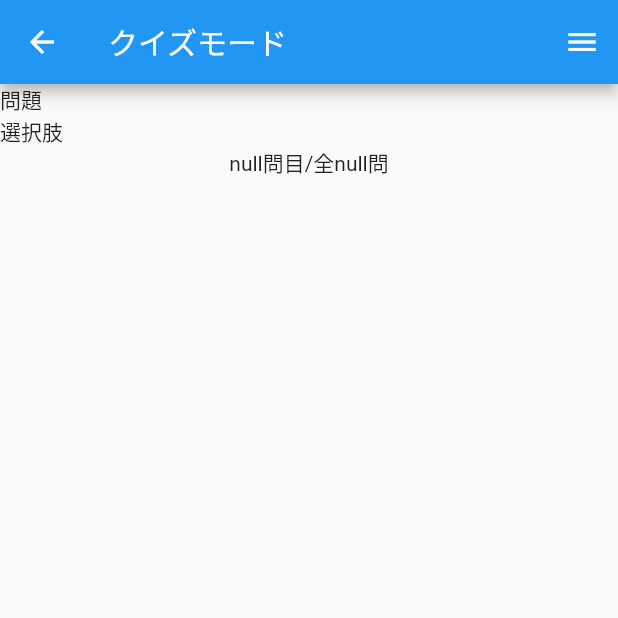
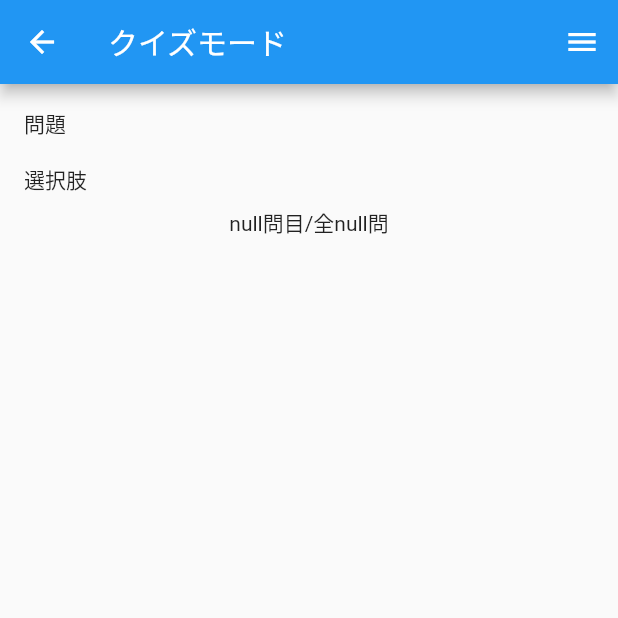
Before and after one commit to uekiGityuto/sho_tests, a Flutter app: the QuizPage screen opened directly, on a phone screen of 412 x 824 dp, the top half of it. Run offline on Flutter 3.47's test engine with Material 2 defaults, Android fonts, the phone set to English and light mode, and no system bars; our stand-ins replace cloud_firestore, firebase_auth, firebase_core, flutter_signin_button, google_sign_in; accounts and stored records are empty.

Commit message:
一時保存

```diff
--- a/lib/presentation/answer/answer_model.dart
+++ b/lib/presentation/answer/answer_model.dart
@@ -19,7 +19,7 @@ class AnswerModel extends ChangeNotifier {
     }
   }
 
-  /// オリジナル問題集に追加
+  /// お気に入り問題集に追加
   Future<bool> addOriginalQuizzes(Quiz quiz) async {
     String uid = FirebaseAuth.instance.currentUser.uid;
 
@@ -44,8 +44,8 @@ class AnswerModel extends ChangeNotifier {
     await favoriteQuizzes.add({
       'courseId': quiz.courseId,
       'quizId': quiz.documentId,
-      'createdAt': Timestamp.now(),
-      'updatedAt': Timestamp.now(),
+      'createdAt': FieldValue.serverTimestamp(),
+      'updatedAt': FieldValue.serverTimestamp(),
     });
     return true;
   }
--- a/lib/presentation/answer/answer_page.dart
+++ b/lib/presentation/answer/answer_page.dart
@@ -85,7 +85,7 @@ class AnswerPage extends StatelessWidget {
                   SizedBox(
                     width: 330,
                     child: ElevatedButton(
-                        child: Text('このクイズをオリジナル問題集から削除'),
+                        child: Text('このクイズをお気に入り問題集から削除'),
                         onPressed: () async {
                           final isDeleted = await model.deleteQuiz(_quiz);
                           Utility.getShowDialog(
@@ -96,12 +96,12 @@ class AnswerPage extends StatelessWidget {
                   SizedBox(
                     width: 330,
                     child: ElevatedButton(
-                        child: Text('オリジナル問題集に追加'),
+                        child: Text('お気に入り問題集に追加'),
                         onPressed: () async {
                           final isCompleted =
                               await model.addOriginalQuizzes(_quiz);
                           Utility.getShowDialog(context,
-                              isCompleted ? 'オリジナル問題集に追加しました。' : '既に登録済みです。');
+                              isCompleted ? 'お気に入り問題集に追加しました。' : '既に登録済みです。');
                         }),
                   ),
               ],
--- a/lib/presentation/confirm/confirm_model.dart
+++ b/lib/presentation/confirm/confirm_model.dart
@@ -1,5 +1,6 @@
 import 'package:firebase_auth/firebase_auth.dart';
 import 'package:flutter/cupertino.dart';
+import 'package:sho_tests/presentation/sign_up/sign_up_model.dart';
 
 class ConfirmModel extends ChangeNotifier {
   /// メールアドレス確認済みかどうか
@@ -9,6 +10,10 @@ class ConfirmModel extends ChangeNotifier {
         .signInWithEmailAndPassword(email: email, password: pass);
     User user = FirebaseAuth.instance.currentUser;
     if (user != null && user.emailVerified) {
+      // 確認済みであれば、Firestoreのusersコレクションにユーザ追加
+      final signUpModel = new SignUpModel();
+      await signUpModel.addUser();
+
       return true;
     }
     return false;
--- a/lib/presentation/course_list/course_list_model.dart
+++ b/lib/presentation/course_list/course_list_model.dart
@@ -19,7 +19,7 @@ class CourseListModel extends ChangeNotifier {
     notifyListeners();
   }
 
-  /// オリジナル問題集作成
+  /// お気に入り問題集作成
   Future getOriginalQuizList() async {
     String uid = FirebaseAuth.instance.currentUser.uid;
     final querySnapshot = await FirebaseFirestore.instance
--- a/lib/presentation/post_quiz/post_quiz_model.dart
+++ b/lib/presentation/post_quiz/post_quiz_model.dart
@@ -51,8 +51,8 @@ class PostQuizModel extends ChangeNotifier {
       'userId': FirebaseAuth.instance.currentUser.uid,
       'isEnabled': true,
       'isExamined': true,
-      'createdAt': Timestamp.now(),
-      'updatedAt': Timestamp.now(),
+      'createdAt': FieldValue.serverTimestamp(),
+      'updatedAt': FieldValue.serverTimestamp(),
     });
   }
 }
--- a/lib/presentation/quiz/quiz_page.dart
+++ b/lib/presentation/quiz/quiz_page.dart
@@ -69,22 +69,31 @@ class QuizPage extends StatelessWidget {
                   )
                   .toList();
 
-              return Column(
+              return Padding(
+                padding: const EdgeInsets.all(8.0),
+                child: Column(
                   children: [
                     Row(children: [
-                    Text('問題'),
+                      Padding(
+                        padding: const EdgeInsets.all(8.0),
+                        child: Text('問題'),
+                      ),
                       Expanded(
                           child: Text(
                               model.quiz == null ? '' : model.quiz.question)),
                     ]),
                     Row(children: [
-                    Text('選択肢'),
+                      Padding(
+                        padding: const EdgeInsets.all(8.0),
+                        child: Text('選択肢'),
+                      ),
                       Column(
                         children: optionList,
                       ),
                     ]),
                     Text('${model.answeringNum}問目/全${model.totalQuizNum}問'),
                   ],
+                ),
               );
             },
           ),
--- a/lib/presentation/sign_in/sign_in_model.dart
+++ b/lib/presentation/sign_in/sign_in_model.dart
@@ -28,7 +28,7 @@ class SignInModel extends ChangeNotifier {
     // 初回サインインの場合はFirestoreのusersコレクションにユーザ追加
     if (await _isNotRegistered()) {
       final signUpModel = new SignUpModel();
-      await signUpModel.addUser(userCredential);
+      await signUpModel.addUser();
     }
   }
 
--- a/lib/presentation/sign_up/sign_up_with_email_model.dart
+++ b/lib/presentation/sign_up/sign_up_with_email_model.dart
@@ -22,8 +22,8 @@ class SignUpWithEmailModel extends ChangeNotifier {
           .createUserWithEmailAndPassword(email: email, password: pass);
 
       // Firestoreのusersコレクションにユーザ追加
-      final signUpModel = new SignUpModel();
-      await signUpModel.addUser(userCredential);
+      // final signUpModel = new SignUpModel();
+      // await signUpModel.addUser();
 
       // 確認メール送信
       User user = userCredential.user;
```
Also changed, not shown: lib/presentation/course_list/course_list_page.dart (+5 -5 lines), lib/presentation/sign_up/sign_up_model.dart (+7 -5 lines). Lines whose indentation alone changed are shown as unchanged.
